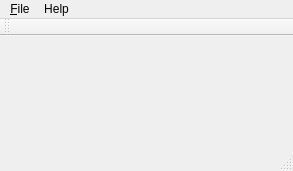
First picture: the form in src/formFiles/MainWindow.ui, repository fsest4u/Taurus, before the edit.
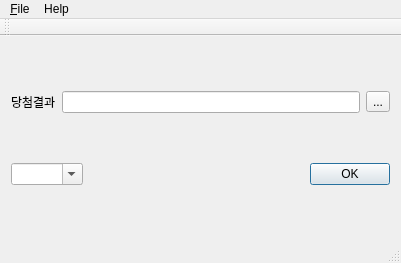
Second picture: the form after the edit.

Commit message: 당첨결과 파일 읽어오기 UI 추가

What changed in the file:
```diff
--- a/src/formFiles/MainWindow.ui
+++ b/src/formFiles/MainWindow.ui
@@ -6,22 +6,88 @@
    <rect>
     <x>0</x>
     <y>0</y>
-    <width>293</width>
-    <height>171</height>
+    <width>401</width>
+    <height>263</height>
    </rect>
   </property>
   <property name="windowTitle">
    <string>Taurus</string>
   </property>
   <widget class="QWidget" name="centralWidget">
-   <layout class="QGridLayout" name="gridLayout"/>
+   <layout class="QGridLayout" name="gridLayout_2">
+    <item row="0" column="0">
+     <layout class="QGridLayout" name="gridLayout">
+      <item row="0" column="0">
+       <widget class="QLabel" name="ResultLabel">
+        <property name="text">
+         <string>당첨결과</string>
+        </property>
+       </widget>
+      </item>
+      <item row="0" column="1">
+       <widget class="QLineEdit" name="ResultFilepath">
+        <property name="enabled">
+         <bool>true</bool>
+        </property>
+        <property name="readOnly">
+         <bool>true</bool>
+        </property>
+       </widget>
+      </item>
+      <item row="0" column="2">
+       <widget class="QToolButton" name="ResultFileButton">
+        <property name="enabled">
+         <bool>true</bool>
+        </property>
+        <property name="text">
+         <string>...</string>
+        </property>
+       </widget>
+      </item>
+     </layout>
+    </item>
+    <item row="1" column="0">
+     <layout class="QGridLayout" name="ExpectLayout">
+      <item row="0" column="0">
+       <widget class="QComboBox" name="ExpectComboBox">
+        <property name="editable">
+         <bool>true</bool>
+        </property>
+        <property name="currentIndex">
+         <number>-1</number>
+        </property>
+       </widget>
+      </item>
+      <item row="0" column="1">
+       <spacer name="horizontalSpacer">
+        <property name="orientation">
+         <enum>Qt::Horizontal</enum>
+        </property>
+        <property name="sizeHint" stdset="0">
+         <size>
+          <width>40</width>
+          <height>20</height>
+         </size>
+        </property>
+       </spacer>
+      </item>
+      <item row="0" column="2">
+       <widget class="QDialogButtonBox" name="buttonBox">
+        <property name="standardButtons">
+         <set>QDialogButtonBox::Ok</set>
+        </property>
+       </widget>
+      </item>
+     </layout>
+    </item>
+   </layout>
   </widget>
   <widget class="QMenuBar" name="menuBar">
    <property name="geometry">
     <rect>
      <x>0</x>
      <y>0</y>
-     <width>293</width>
+     <width>401</width>
      <height>21</height>
     </rect>
    </property>
```
The commit also changes 2 other files.
